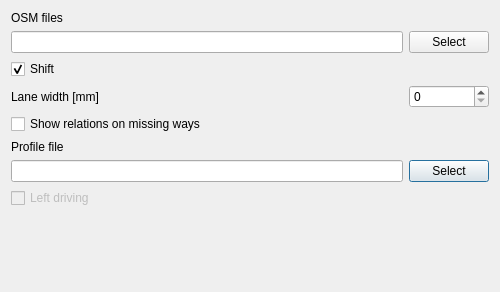
Before: the Qt Designer form UI/fileoptions.ui in hubertqtraf/QtOSMTraffic, drawn with Qt 5.
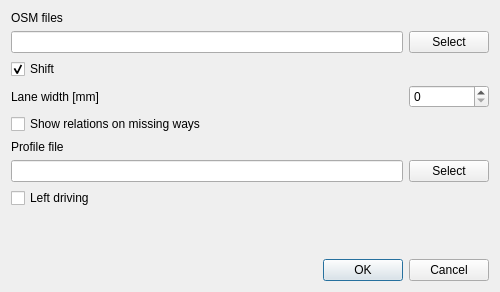
After: the same form once the commit is applied.

Commit message: Fix the buttons of the file dialog box

Diff of the .ui file:
```diff
--- a/UI/fileoptions.ui
+++ b/UI/fileoptions.ui
@@ -89,7 +89,7 @@
        <item row="8" column="0">
         <widget class="QCheckBox" name="checkLeft">
          <property name="enabled">
-          <bool>false</bool>
+          <bool>true</bool>
          </property>
          <property name="text">
           <string>Left driving</string>
@@ -102,13 +102,19 @@
    </item>
    <item row="2" column="0">
     <widget class="QDialogButtonBox" name="buttonBox">
+     <property name="enabled">
+      <bool>true</bool>
+     </property>
      <property name="standardButtons">
-      <set>QDialogButtonBox::NoButton</set>
+      <set>QDialogButtonBox::StandardButton::Cancel|QDialogButtonBox::StandardButton::Ok</set>
      </property>
     </widget>
    </item>
    <item row="1" column="0">
     <spacer name="verticalSpacer">
+     <property name="orientation">
+      <enum>Qt::Orientation::Vertical</enum>
+     </property>
      <property name="sizeHint" stdset="0">
       <size>
        <width>20</width>
```
The commit also changes 1 other file.
